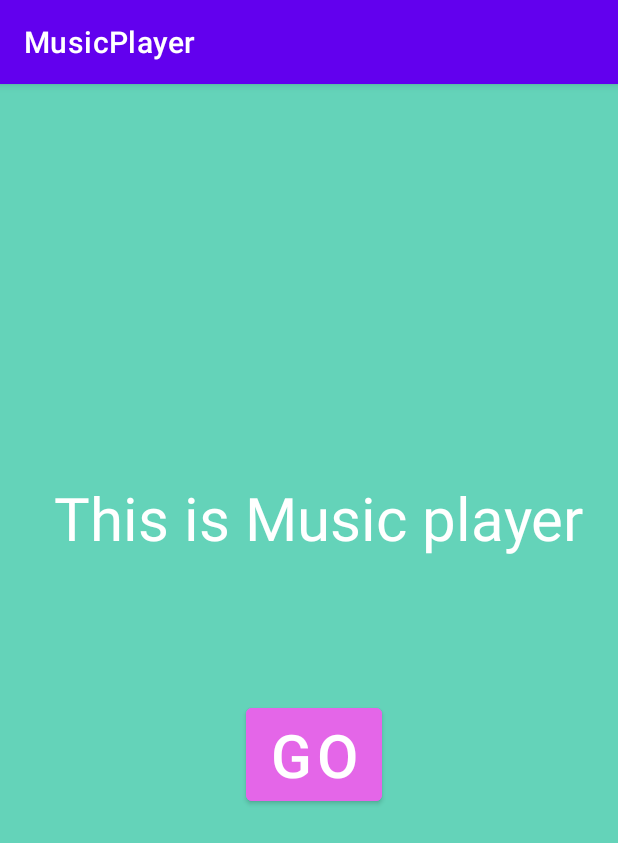
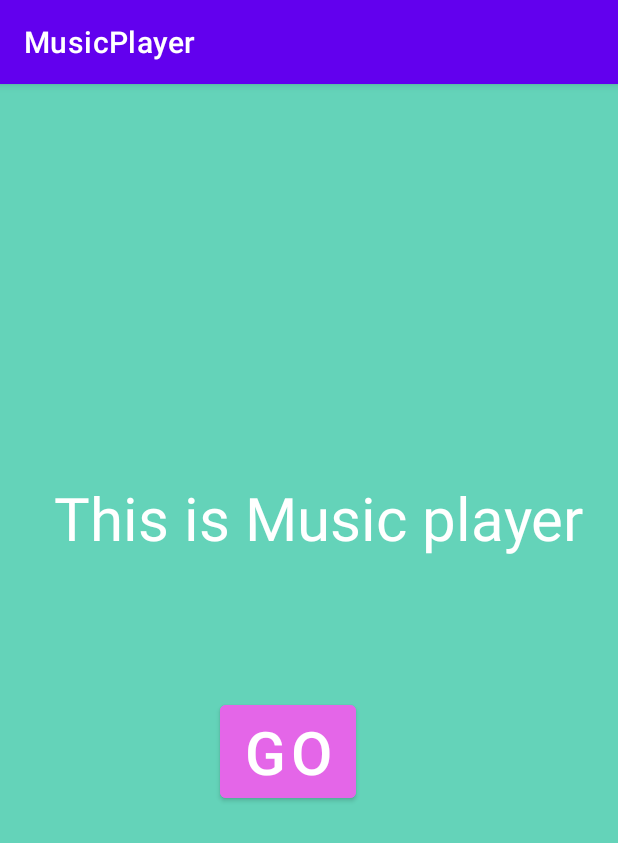
Before and after one commit to AmolT1431/MusicPlayer, an Android app: the screen it shows after launch (MainActivity), on a phone screen of 412 x 824 dp. Shown: the top 843 px of the screen. Run offline under Robolectric (Android 15) with nearby library versions, the phone set to English and light mode, and no system bars.

Commit message:
logo change

```diff
--- a/app/src/main/res/layout/activity_main.xml
+++ b/app/src/main/res/layout/activity_main.xml
@@ -20,8 +20,8 @@
         android:id="@+id/b1"
         android:layout_width="wrap_content"
         android:layout_height="wrap_content"
-        android:layout_x="164dp"
-        android:layout_y="410dp"
+        android:layout_x="147dp"
+        android:layout_y="408dp"
         android:backgroundTint="#E466E8"
         android:text="Go"
         android:textSize="40dp" />
--- a/app/src/main/res/layout/flash_activity.xml
+++ b/app/src/main/res/layout/flash_activity.xml
@@ -8,7 +8,7 @@
         android:layout_height="508dp"
         android:layout_x="35dp"
         android:layout_y="58dp"
-        android:src="@drawable/App_Logo" />
+        android:src="@drawable/app_logo" />
 
     <TextView
         android:layout_width="wrap_content"
```
